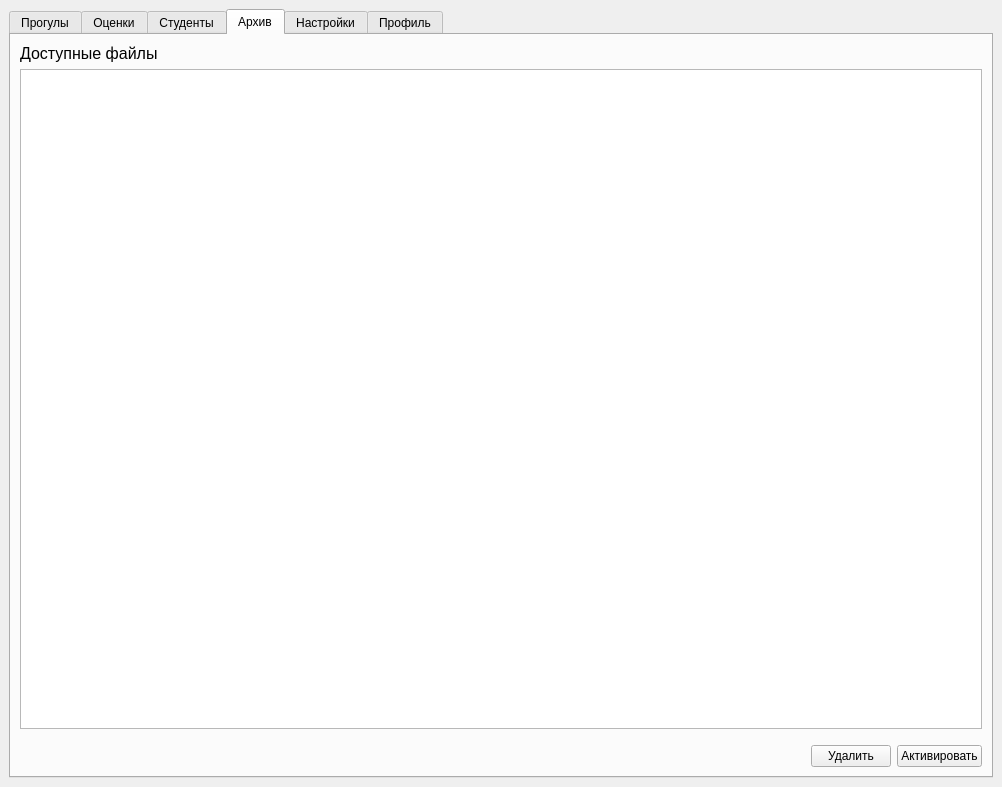
This is ui/main.ui in IZBYSHNIK/F6 as Qt 5 draws it before an edit. The edited form follows.
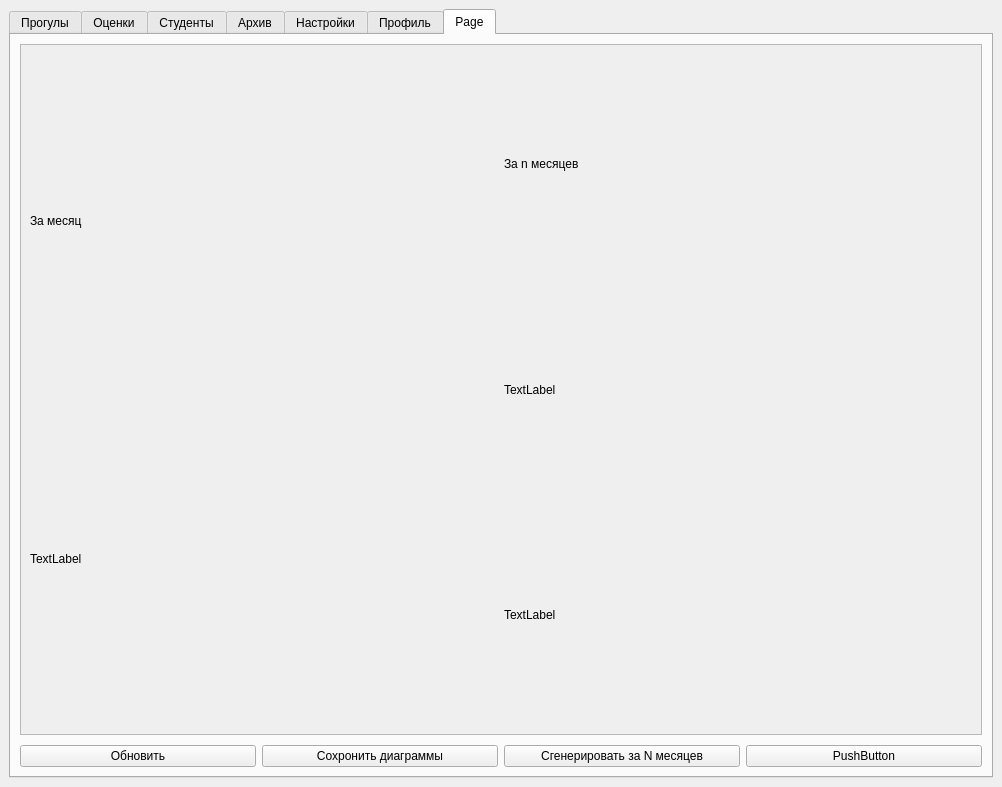
This is the edited form.

```diff
--- a/ui/main.ui
+++ b/ui/main.ui
@@ -24,7 +24,7 @@
        <enum>QTabWidget::Rounded</enum>
       </property>
       <property name="currentIndex">
-       <number>3</number>
+       <number>6</number>
       </property>
       <property name="documentMode">
        <bool>false</bool>
@@ -732,6 +732,110 @@
         </item>
        </layout>
       </widget>
+      <widget class="QWidget" name="tab_2">
+       <attribute name="title">
+        <string>Page</string>
+       </attribute>
+       <layout class="QVBoxLayout" name="verticalLayout_14">
+        <item>
+         <widget class="QScrollArea" name="scrollArea_2">
+          <property name="widgetResizable">
+           <bool>true</bool>
+          </property>
+          <widget class="QWidget" name="scrollAreaWidgetContents_2">
+           <property name="geometry">
+            <rect>
+             <x>0</x>
+             <y>0</y>
+             <width>950</width>
+             <height>672</height>
+            </rect>
+           </property>
+           <layout class="QHBoxLayout" name="horizontalLayout_10">
+            <item>
+             <layout class="QVBoxLayout" name="verticalLayout_16">
+              <item>
+               <widget class="QLabel" name="label_5">
+                <property name="text">
+                 <string>За месяц</string>
+                </property>
+               </widget>
+              </item>
+              <item>
+               <widget class="QLabel" name="label_8">
+                <property name="text">
+                 <string>TextLabel</string>
+                </property>
+               </widget>
+              </item>
+             </layout>
+            </item>
+            <item>
+             <layout class="QVBoxLayout" name="verticalLayout_17">
+              <item>
+               <widget class="QLabel" name="label_9">
+                <property name="text">
+                 <string>За n месяцев</string>
+                </property>
+               </widget>
+              </item>
+              <item>
+               <widget class="QLabel" name="label_6">
+                <property name="text">
+                 <string>TextLabel</string>
+                </property>
+               </widget>
+              </item>
+              <item>
+               <widget class="QLabel" name="label_10">
+                <property name="text">
+                 <string>TextLabel</string>
+                </property>
+               </widget>
+              </item>
+             </layout>
+            </item>
+           </layout>
+          </widget>
+         </widget>
+        </item>
+        <item>
+         <layout class="QHBoxLayout" name="horizontalLayout_11">
+          <property name="topMargin">
+           <number>4</number>
+          </property>
+          <item>
+           <widget class="QPushButton" name="pushButton_8">
+            <property name="text">
+             <string>Обновить</string>
+            </property>
+           </widget>
+          </item>
+          <item>
+           <widget class="QPushButton" name="pushButton_7">
+            <property name="text">
+             <string>Сохронить диаграммы</string>
+            </property>
+           </widget>
+          </item>
+          <item>
+           <widget class="QPushButton" name="pushButton_6">
+            <property name="text">
+             <string>Сгенерировать за N месяцев</string>
+            </property>
+           </widget>
+          </item>
+          <item>
+           <widget class="QPushButton" name="pushButton_5">
+            <property name="text">
+             <string>PushButton</string>
+            </property>
+           </widget>
+          </item>
+         </layout>
+        </item>
+       </layout>
+      </widget>
      </widget>
     </item>
    </layout>
```
